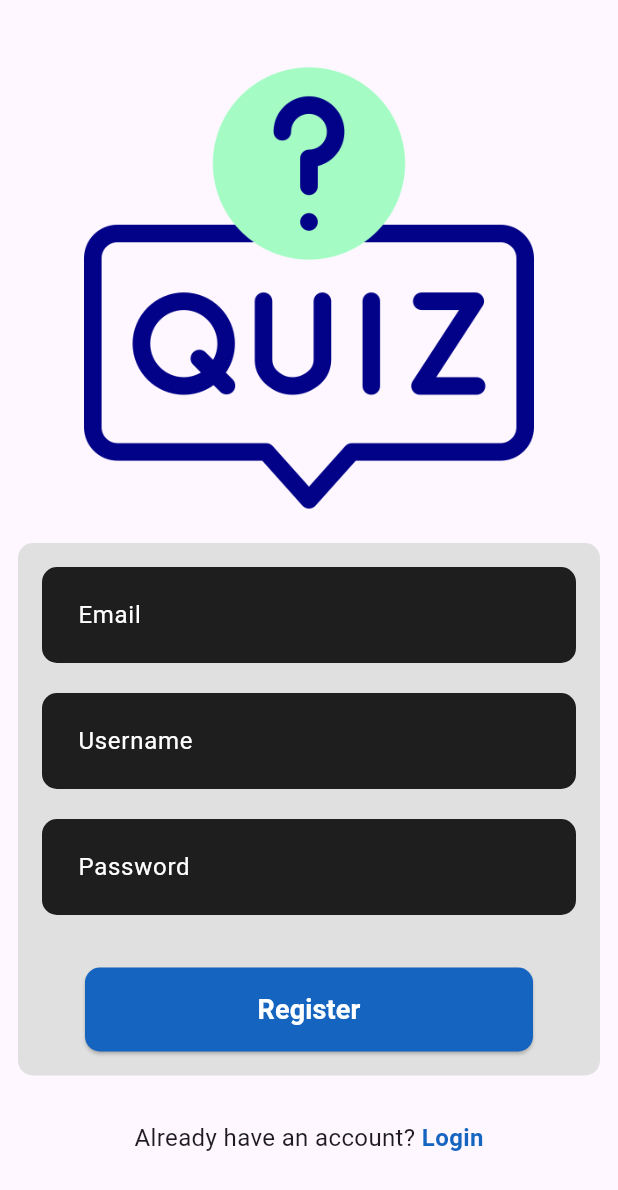
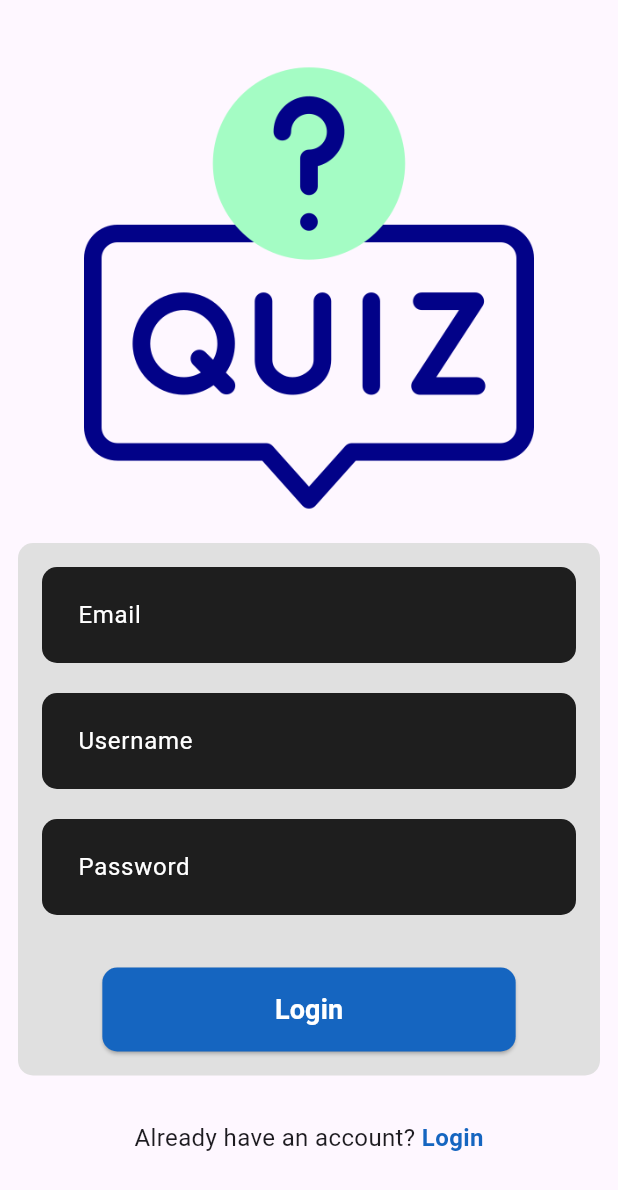
Before and after one commit to Serhat6863/QuizDuel, a Flutter app: the screen it shows after launch, after a tap on "Login", after a tap on "Register", on a phone screen of 412 x 824 dp. Shown: the top 1190 px of the screen. Run offline on Flutter 3.47's test engine with Material 3 defaults, Android fonts, the phone set to English and light mode, and no system bars; our stand-ins replace bloc, cloud_firestore, equatable, firebase_auth, firebase_core, flutter_bloc; accounts and stored records are empty.

Commit message:
refactor(auth): improve login & register screens

```diff
--- a/lib/features/auth/presentation/screen/login_screen.dart
+++ b/lib/features/auth/presentation/screen/login_screen.dart
@@ -73,8 +73,7 @@ class _LoginScreenState extends State<LoginScreen> {
                           key: formKey,
                           child: Column(
                             children: [
-
-                              if(state.status.isFailure)
+                              if (state.status.isFailure)
                                 Container(
                                   decoration: BoxDecoration(
                                     color: Colors.red.shade400,
@@ -83,8 +82,11 @@ class _LoginScreenState extends State<LoginScreen> {
 
                                   child: Row(
                                     children: [
-                                      const Icon(Icons.error , color: Colors.red,),
-                                      const SizedBox(width: 8,),
+                                      const Icon(
+                                        Icons.error,
+                                        color: Colors.red,
+                                      ),
+                                      const SizedBox(width: 8),
                                       Expanded(
                                         child: Text(
                                           "Email ou mot de passe incorrect",
@@ -93,13 +95,13 @@ class _LoginScreenState extends State<LoginScreen> {
                                             fontWeight: FontWeight.bold,
                                           ),
                                         ),
-                                      )
+                                      ),
                                     ],
                                   ),
                                 ),
 
-
-                              if(state.status.isFailure) const SizedBox(height: 15,),
+                              if (state.status.isFailure)
+                                const SizedBox(height: 15),
 
                               //form field email
                               CustomTextField(
@@ -171,13 +173,27 @@ class _LoginScreenState extends State<LoginScreen> {
                                 ),
 
                                 child: state.status.isLoading
-                                    ? const CircularProgressIndicator(
-                                        color: Colors.white,
-                                        strokeWidth: 2,
-
-
-
-                                )
+                                    ? Row(
+                                        children: [
+                                          const SizedBox(
+                                            height: 20,
+                                            width: 20,
+                                            child: CircularProgressIndicator(
+                                              color: Colors.white,
+                                              strokeWidth: 2,
+                                            ),
+                                          ),
+                                          const SizedBox(width: 20),
+                                          Text(
+                                            "Loading...",
+                                            style: TextStyle(
+                                              color: Colors.white,
+                                              fontSize: 18,
+                                              fontWeight: FontWeight.bold,
+                                            ),
+                                          ),
+                                        ],
+                                      )
                                     : Text(
                                         "Login",
                                         style: TextStyle(
--- a/lib/features/auth/presentation/screen/register_screen.dart
+++ b/lib/features/auth/presentation/screen/register_screen.dart
@@ -188,12 +188,29 @@ class _RegisterScreenState extends State<RegisterScreen> {
                                 ),
 
                                 child: state.status.isLoading
-                                    ? const CircularProgressIndicator(
-                                        color: Colors.white,
-                                        strokeWidth: 2,
+                                    ? Row(
+                                        children: [
+                                          const SizedBox(
+                                            height: 20,
+                                            width: 20,
+                                            child: CircularProgressIndicator(
+                                              color: Colors.white,
+                                              strokeWidth: 2,
+                                            ),
+                                          ),
+                                          const SizedBox(width: 20),
+                                          Text(
+                                            "Loading...",
+                                            style: TextStyle(
+                                              color: Colors.white,
+                                              fontSize: 18,
+                                              fontWeight: FontWeight.bold,
+                                            ),
+                                          ),
+                                        ],
                                       )
                                     : Text(
-                                        "Register",
+                                        "Login",
                                         style: TextStyle(
                                           color: Colors.white,
                                           fontSize: 18,
```
